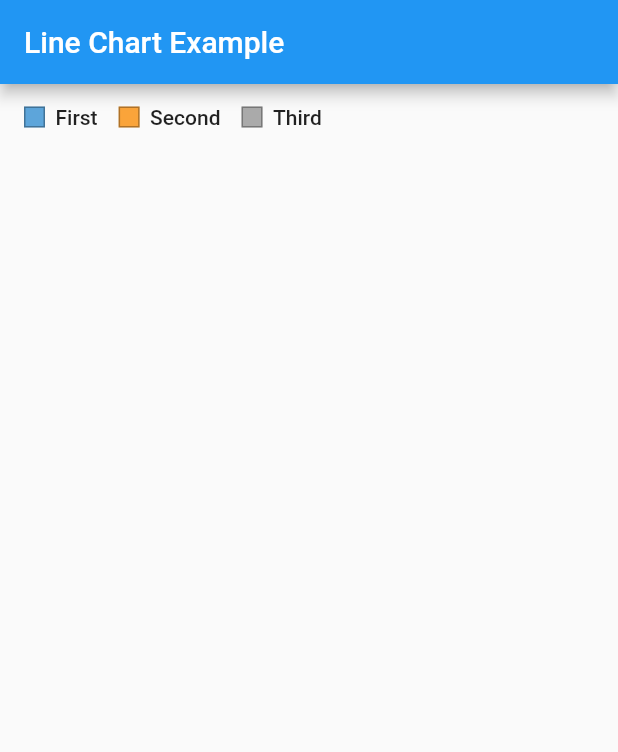
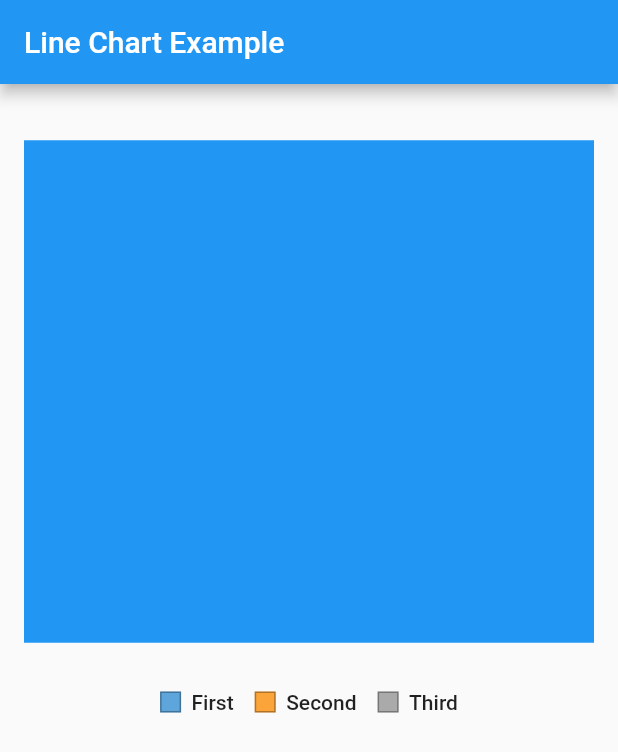
Before and after one commit to greensopinion/flutter-simple-line-chart, a Flutter app: the screen it shows after launch, on a phone screen of 412 x 824 dp. Shown: the top 752 px of the screen. Run offline on Flutter 3.47's test engine with Material 2 defaults, Android fonts, the phone set to English and light mode, and no system bars.

Commit message:
add x axis

```diff
--- a/example/lib/line_chart_content.dart
+++ b/example/lib/line_chart_content.dart
@@ -29,7 +29,14 @@ class _LineChartContentState extends State<LineChartContent> {
 
   @override
   Widget build(BuildContext context) {
-    return LineChart(style: LineChartStyle.fromTheme(context), data: data);
+    return Column(children: [
+      Padding(
+          padding: EdgeInsets.only(top: 20),
+          child: SizedBox(
+              height: 400,
+              child: LineChart(
+                  style: LineChartStyle.fromTheme(context), data: data)))
+    ]);
   }
 }
 
--- /dev/null
+++ b/lib/src/axis_labeller.dart
@@ -0,0 +1,26 @@
+import 'dart:math';
+
+import 'package:flutter/painting.dart';
+import 'package:simple_line_chart/simple_line_chart.dart';
+
+import 'line_chart_data.dart';
+
+class AxisLabeller {
+  final AxisStyle style;
+
+  AxisLabeller(this.style);
+
+  double largestLabel(Iterable<DataPoint> dataPoints) {
+    return dataPoints.map((point) {
+      final text = style.labelProvider(point);
+      final painter = _createPainter(text);
+      return painter.width;
+    }).reduce(max);
+  }
+
+  TextPainter _createPainter(String text) => TextPainter(
+      text: TextSpan(style: style.textStyle, text: text),
+      textAlign: TextAlign.center,
+      textDirection: TextDirection.ltr)
+    ..layout();
+}
--- a/lib/src/legend.dart
+++ b/lib/src/legend.dart
@@ -33,7 +33,7 @@ class _LegendItem extends StatelessWidget {
   final LegendStyle legendStyle;
 
   double get boxSize =>
-      (style.textStyle.fontSize ?? LegendStyle.defaultFontSize);
+      (legendStyle.textStyle.fontSize ?? LegendStyle.defaultFontSize);
 
   const _LegendItem(
       {Key? key,
@@ -51,7 +51,7 @@ class _LegendItem extends StatelessWidget {
             decoration: BoxDecoration(
                 border: Border.all(color: legendStyle.lineColor),
                 color: style.color)));
-    final label = Text(dataset.label, style: style.textStyle);
+    final label = Text(dataset.label, style: legendStyle.textStyle);
     return Row(mainAxisSize: MainAxisSize.min, children: [
       colorBox,
       Padding(padding: EdgeInsets.only(left: boxSize / 2.0), child: label)
--- a/lib/src/line_chart.dart
+++ b/lib/src/line_chart.dart
@@ -1,5 +1,7 @@
 import 'package:flutter/material.dart';
+import 'package:simple_line_chart/src/line_chart_grid.dart';
 import 'package:simple_line_chart/src/style.dart';
+import 'package:simple_line_chart/src/x_axis.dart';
 
 import '../simple_line_chart.dart';
 import 'legend.dart';
@@ -13,6 +15,15 @@ class LineChart extends StatelessWidget {
 
   @override
   Widget build(BuildContext context) {
-    return Column(children: [Legend(style: style, data: data)]);
+    final children = <Widget>[];
+    if (style.topAxisStyle != null) {
+      children.add(XAxis(style: style.topAxisStyle!, data: data));
+    }
+    children.add(Expanded(child: Stack(children: [LineChartGrid()])));
+    if (style.bottomAxisStyle != null) {
+      children.add(XAxis(style: style.bottomAxisStyle!, data: data));
+    }
+    children.add(Legend(style: style, data: data));
+    return Column(children: children);
   }
 }
--- /dev/null
+++ b/lib/src/line_chart_grid.dart
@@ -0,0 +1,8 @@
+import 'package:flutter/material.dart';
+
+class LineChartGrid extends StatelessWidget {
+  @override
+  Widget build(BuildContext context) {
+    return Container(color: Colors.blue);
+  }
+}
--- a/lib/src/style.dart
+++ b/lib/src/style.dart
@@ -1,23 +1,43 @@
 import 'package:flutter/material.dart';
 import 'package:flutter/painting.dart';
+
+import 'line_chart_data.dart';
 
 class LineChartStyle {
   final LegendStyle legendStyle;
   final List<DatasetStyle> datasetStyles;
+  final AxisStyle? topAxisStyle;
+  final AxisStyle? bottomAxisStyle;
 
-  LineChartStyle({required this.legendStyle, required this.datasetStyles});
+  LineChartStyle(
+      {required this.legendStyle,
+      required this.datasetStyles,
+      this.topAxisStyle,
+      this.bottomAxisStyle});
+
   factory LineChartStyle.fromTheme(BuildContext context) {
     final theme = Theme.of(context);
     final textStyle = theme.textTheme.bodyText1 ?? theme.textTheme.bodyText2!;
     final lineColor = textStyle.color!.withOpacity(0.3);
-    final datasetStyles = _defaultDatasetColors()
-        .map((c) => DatasetStyle(color: c, textStyle: textStyle))
-        .toList();
-    final legendInsets =
-        EdgeInsets.only(top: textStyle.fontSize ?? LegendStyle.defaultFontSize);
+    final datasetStyles =
+        _defaultDatasetColors().map((c) => DatasetStyle(color: c)).toList();
+    final fontSize = textStyle.fontSize ?? LegendStyle.defaultFontSize;
+    final legendInsets = EdgeInsets.only(top: fontSize);
+
     return LineChartStyle(
-        legendStyle: LegendStyle(lineColor: lineColor, insets: legendInsets),
-        datasetStyles: datasetStyles);
+        legendStyle: LegendStyle(
+            lineColor: lineColor, textStyle: textStyle, insets: legendInsets),
+        datasetStyles: datasetStyles,
+        topAxisStyle: AxisStyle(
+            textStyle: textStyle,
+            lineColor: lineColor,
+            labelProvider: (point) => _defaultLabelProvider(point.x),
+            labelInsets: EdgeInsets.only(bottom: fontSize / 4)),
+        bottomAxisStyle: AxisStyle(
+            textStyle: textStyle,
+            lineColor: lineColor,
+            labelProvider: (point) => _defaultLabelProvider(point.x),
+            labelInsets: EdgeInsets.only(top: fontSize / 4)));
   }
 
   DatasetStyle datasetStyleOfIndex(int index) {
@@ -28,18 +48,41 @@ class LineChartStyle {
   }
 }
 
+typedef LabelFunction = String Function(DataPoint);
+
+class AxisStyle {
+  static final double defaultFontSize = _defaultFontSize;
+  final int maxLabels;
+  final LabelFunction labelProvider;
+  final TextStyle textStyle;
+  final bool drawLabels;
+  final EdgeInsets labelInsets;
+  final Color lineColor;
+  final double lineSize;
+
+  AxisStyle(
+      {required this.textStyle,
+      required this.labelInsets,
+      required this.labelProvider,
+      required this.lineColor,
+      this.lineSize = _defaultLineSize,
+      this.drawLabels = true,
+      this.maxLabels = 20});
+}
+
 class LegendStyle {
-  static final double defaultFontSize = 12.0;
+  static final double defaultFontSize = _defaultFontSize;
   final Color lineColor;
+  final TextStyle textStyle;
   final EdgeInsets insets;
 
-  LegendStyle({required this.lineColor, required this.insets});
+  LegendStyle(
+      {required this.lineColor, required this.textStyle, required this.insets});
 }
 
 class DatasetStyle {
   final Color color;
-  final TextStyle textStyle;
-  DatasetStyle({required this.color, required this.textStyle});
+  DatasetStyle({required this.color});
 }
 
 List<Color> _defaultDatasetColors() =>
@@ -50,5 +93,9 @@ class _Colors {
   static final Color primary = Color.fromARGB(_opaque, 93, 165, 218);
   static final Color secondary = Color.fromARGB(_opaque, 250, 164, 58);
   static final Color tertiary = Color.fromARGB(_opaque, 170, 170, 170);
-  static final Color highlight = Color.fromARGB(_opaque, 255, 87, 34);
 }
+
+String _defaultLabelProvider(double v) => v.toStringAsFixed(1);
+
+const _defaultLineSize = 1.0;
+const _defaultFontSize = 12.0;
--- /dev/null
+++ b/lib/src/x_axis.dart
@@ -0,0 +1,55 @@
+import 'dart:math';
+
+import 'package:flutter/material.dart';
+import 'package:simple_line_chart/src/axis_labeller.dart';
+
+import 'line_chart_data.dart';
+import 'style.dart';
+
+class XAxis extends StatelessWidget {
+  final AxisStyle style;
+  final LineChartData data;
+
+  const XAxis({Key? key, required this.style, required this.data})
+      : super(key: key);
+
+  @override
+  Widget build(BuildContext context) {
+    return Padding(padding: style.labelInsets, child: _createLabels(context));
+  }
+
+  Widget _createLabels(BuildContext context) {
+    if (data.datasets.isEmpty || data.datasets.first.dataPoints.length < 2) {
+      return Container(height: style.textStyle.height);
+    }
+    return LayoutBuilder(builder: (context, constraints) {
+      final width = constraints.maxWidth;
+      final fontSize = style.textStyle.fontSize ?? AxisStyle.defaultFontSize;
+      final labelSpacing = fontSize;
+      final labelWidth = labelSpacing +
+          AxisLabeller(style).largestLabel(data.datasets.first.dataPoints);
+
+      final labelCount = min(style.maxLabels, width ~/ labelWidth);
+      final interval = data.datasets.first.dataPoints.length / labelCount;
+      final labelPoints = data.datasets.first.dataPoints
+          .asMap()
+          .entries
+          .where((e) => (e.key % interval) == 0)
+          .map((e) => e.value)
+          .toList();
+      final first = data.datasets.first.dataPoints.first;
+      final last = data.datasets.first.dataPoints.last;
+
+      final children = labelPoints.map((p) {
+        final centerOffset = ((last.x - p.x) / (last.x - first.x)) * width;
+        return Positioned(
+            child: Text(style.labelProvider(p)), left: centerOffset);
+      }).toList();
+      return Container(
+        width: width,
+        height: fontSize,
+        child: Stack(children: children),
+      );
+    });
+  }
+}
```
